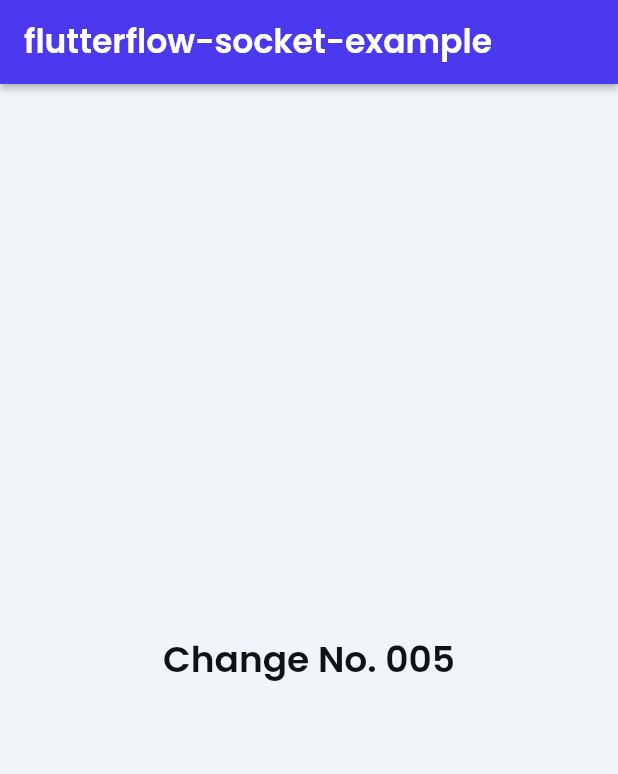
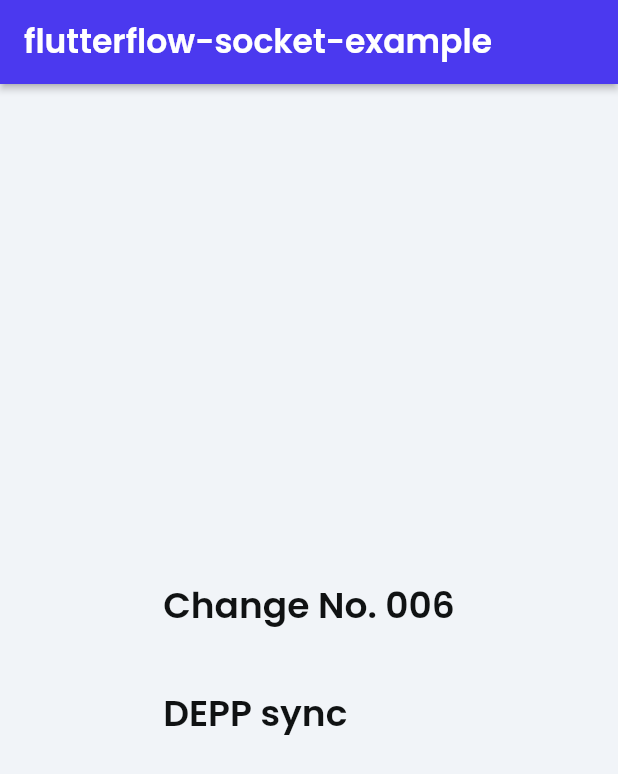
Before and after one commit to stepanic/flutterflow-socket-example, a Flutter app: the screen it shows after launch, on a phone screen of 412 x 824 dp. Shown: the top 774 px of the screen. Run offline on Flutter 3.47's test engine with Material 2 defaults, Android fonts, the phone set to English and light mode, and no system bars; our stand-ins replace auto_size_text, font_awesome_flutter, from_css_color, go_router, google_fonts, page_transition and 2 more; missing offline and left inert: json_path.

Commit message:
6th commit from FF - DEEP

```diff
--- a/lib/home_page/home_page_widget.dart
+++ b/lib/home_page/home_page_widget.dart
@@ -43,7 +43,7 @@ class _HomePageWidgetState extends State<HomePageWidget> {
                 child: Align(
                   alignment: AlignmentDirectional(0, 0),
                   child: Text(
-                    'Change No. 005',
+                    'Change No. 006\n\nDEPP sync',
                     style: FlutterFlowTheme.of(context).title1,
                   ),
                 ),
```
